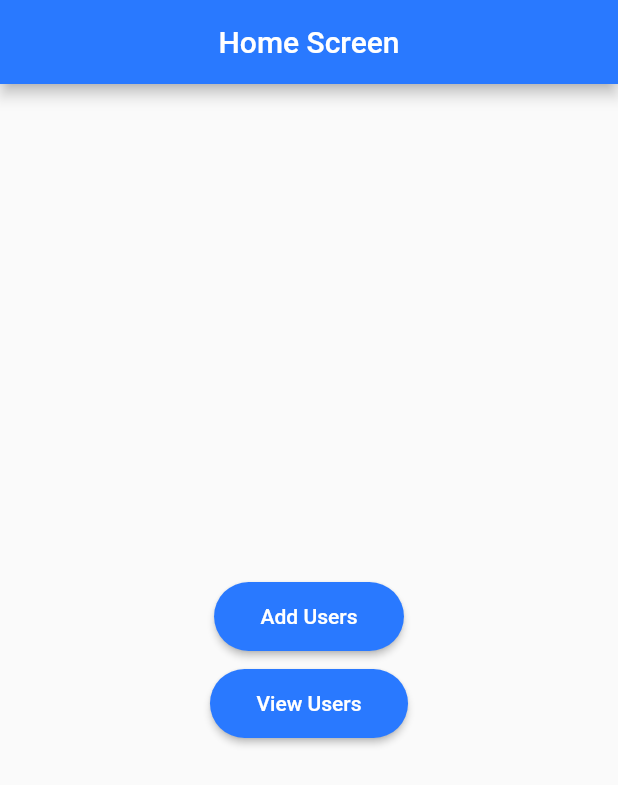
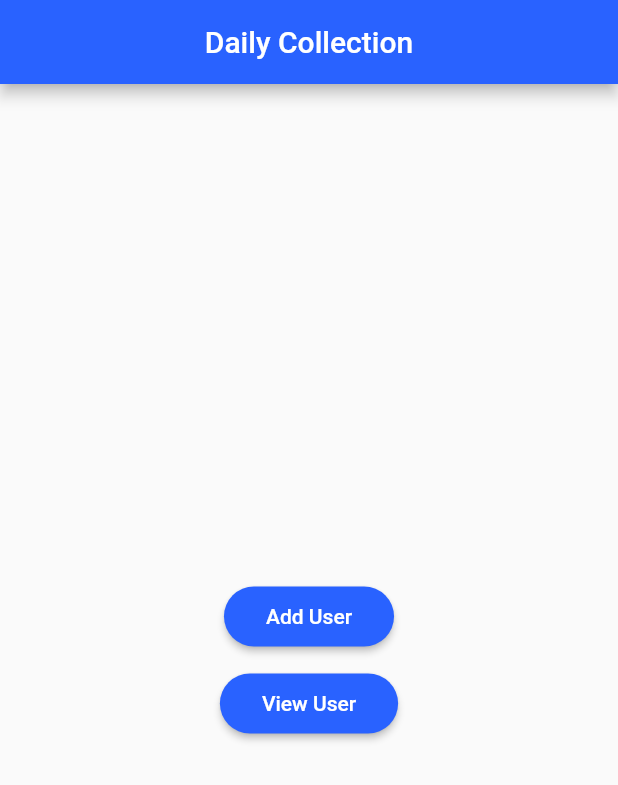
Before and after one commit to MokshakKetanDagli/Money-Tracker, a Flutter app: the screen it shows after launch, on a phone screen of 412 x 824 dp. Shown: the top 785 px of the screen. Run offline on Flutter 3.47's test engine with Material 2 defaults, Android fonts, the phone set to English and light mode, and no system bars; our stand-ins replace cloud_firestore, firebase_core; accounts and stored records are empty.

Commit message:
NEW CHANGES

```diff
--- a/lib/main.dart
+++ b/lib/main.dart
@@ -1,7 +1,6 @@
+import 'package:daily_collection/src/Screens/daily_collection_home_screen.dart';
 import 'package:flutter/material.dart';
 import 'package:firebase_core/firebase_core.dart';
-
-import 'src/Screens/home_screeen.dart';
 
 void main() async {
   WidgetsFlutterBinding.ensureInitialized();
@@ -16,7 +15,7 @@
     return const MaterialApp(
       debugShowCheckedModeBanner: false,
       title: 'Daily Collection',
-      home: HomeScreeen(),
+      home: DailyCollectionHomeScreen(),
     );
   }
 }
--- a/lib/src/Screens/add_user_screen.dart
+++ b/lib/src/Screens/add_user_screen.dart
@@ -19,7 +19,8 @@
     usernameController = TextEditingController();
     phoneController = TextEditingController();
     amountController = TextEditingController();
-    collectionReference = FirebaseFirestore.instance.collection('Daily_Collection');
+    //
+    collectionReference = FirebaseFirestore.instance.collection('New_Daily_Collection_350');
     super.initState();
   }
 
--- a/lib/src/Screens/home_screeen.dart
+++ /dev/null
@@ -1,65 +0,0 @@
-import 'package:daily_collection/src/Screens/view_user_screen.dart';
-import 'package:flutter/material.dart';
-
-import 'add_user_screen.dart';
-
-class HomeScreeen extends StatelessWidget {
-  const HomeScreeen({Key? key}) : super(key: key);
-
-  @override
-  Widget build(BuildContext context) {
-    return Scaffold(
-      appBar: AppBar(
-        backgroundColor: Colors.blueAccent.shade400,
-        title: const Text('Home Screen'),
-        centerTitle: true,
-      ),
-      body: Center(
-        child: Column(
-          mainAxisAlignment: MainAxisAlignment.center,
-          children: [
-            ElevatedButton(
-              onPressed: () {
-                Navigator.push(
-                    context, MaterialPageRoute(builder: ((context) => const AddUserScreen())));
-              },
-              child: const Padding(
-                padding: EdgeInsets.symmetric(horizontal: 15, vertical: 15),
-                child: Text('Add Users'),
-              ),
-              style: ButtonStyle(
-                backgroundColor: MaterialStateProperty.all<Color>(Colors.blueAccent.shade400),
-                shape: MaterialStateProperty.all<OutlinedBorder>(
-                  RoundedRectangleBorder(
-                    borderRadius: BorderRadius.circular(25),
-                  ),
-                ),
-              ),
-            ),
-            const SizedBox(
-              height: 10,
-            ),
-            ElevatedButton(
-              onPressed: () {
-                Navigator.push(
-                    context, MaterialPageRoute(builder: ((context) => const ViewUserScreen())));
-              },
-              child: const Padding(
-                padding: EdgeInsets.symmetric(horizontal: 15, vertical: 15),
-                child: Text('View Users'),
-              ),
-              style: ButtonStyle(
-                backgroundColor: MaterialStateProperty.all<Color>(Colors.blueAccent.shade400),
-                shape: MaterialStateProperty.all<OutlinedBorder>(
-                  RoundedRectangleBorder(
-                    borderRadius: BorderRadius.circular(25),
-                  ),
-                ),
-              ),
-            ),
-          ],
-        ),
-      ),
-    );
-  }
-}
--- a/lib/src/Screens/user_detail.dart
+++ b/lib/src/Screens/user_detail.dart
@@ -16,7 +16,7 @@
   @override
   Widget build(BuildContext context) {
     final GlobalKey<ScaffoldState> scaffoldKey = GlobalKey<ScaffoldState>();
-    CollectionReference users = FirebaseFirestore.instance.collection('Daily_Collection');
+    CollectionReference users = FirebaseFirestore.instance.collection('New_Daily_Collection_350');
     return Scaffold(
       key: scaffoldKey,
       appBar: AppBar(
--- a/lib/src/Screens/view_user_screen.dart
+++ b/lib/src/Screens/view_user_screen.dart
@@ -9,7 +9,7 @@
   @override
   Widget build(BuildContext context) {
     CollectionReference collectionReference =
-        FirebaseFirestore.instance.collection('Daily_Collection');
+        FirebaseFirestore.instance.collection('New_Daily_Collection_350');
     return Scaffold(
         appBar: AppBar(
           backgroundColor: Colors.blueAccent.shade700,
```
